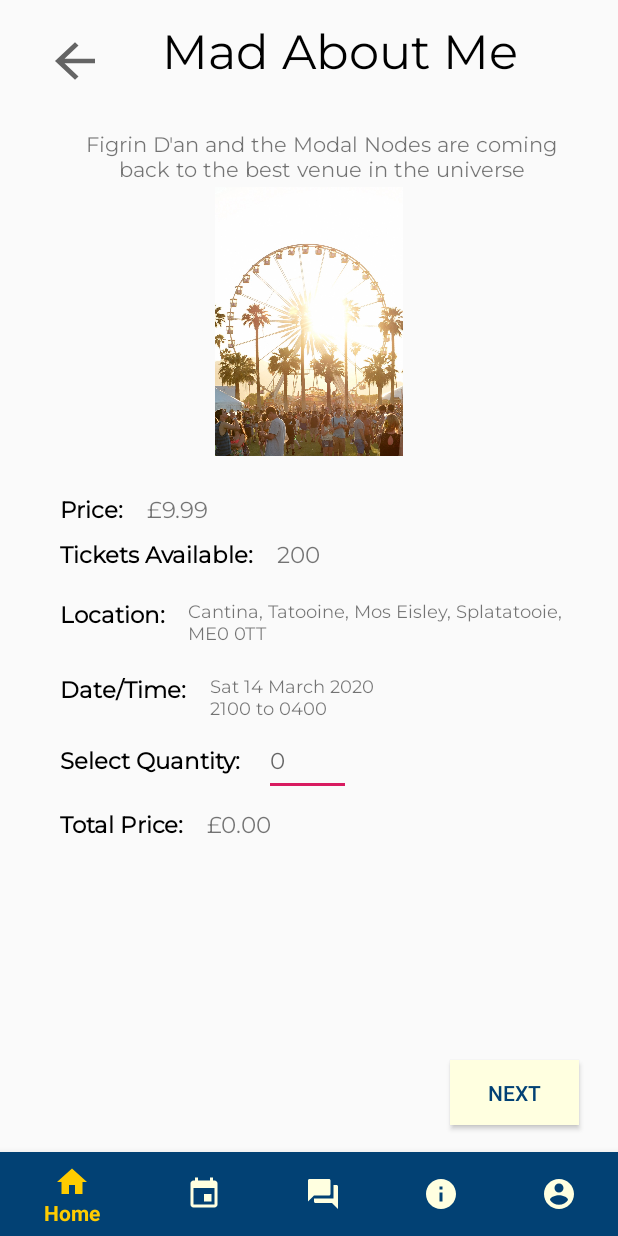
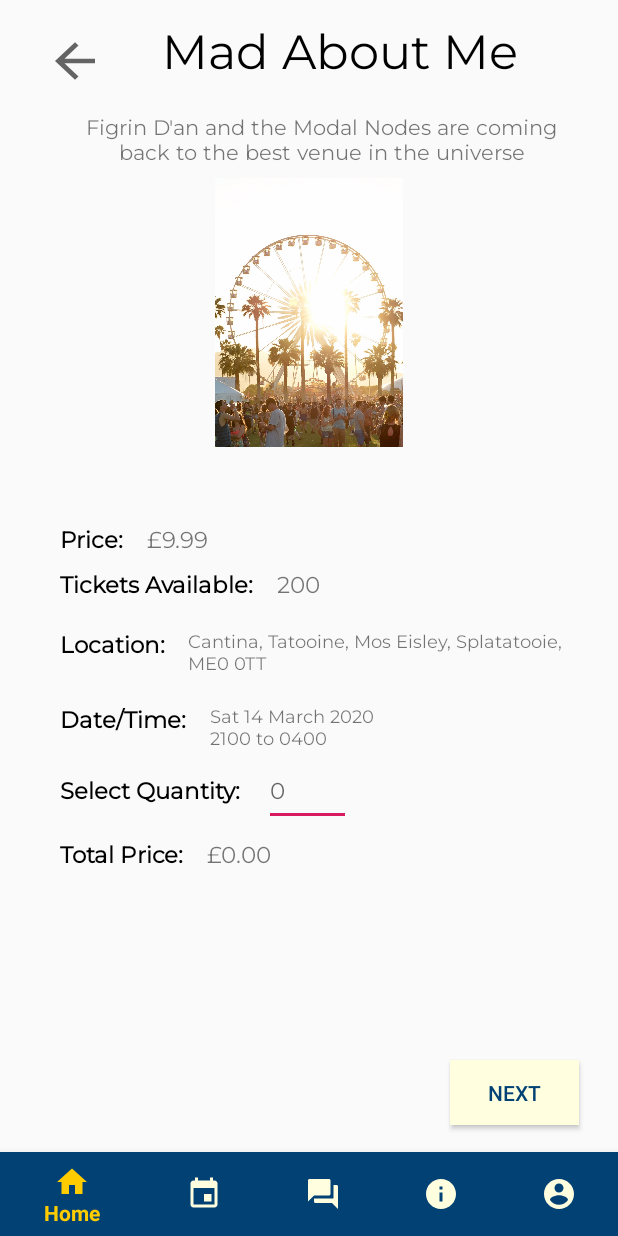
Before and after one commit to johnmaf21/Blue-cherry, an Android app: the layout activity_event.xml on its own in the app's theme, with its tools: preview values and no code run, on a phone screen of 412 x 824 dp. Run offline under Robolectric (Android 15) with nearby library versions, the phone set to English and light mode, and no system bars.

Commit message:
Couple of more edits to the design Added pictures for each event from cloud storage (firebase)

```diff
--- a/app/build.gradle
+++ b/app/build.gradle
@@ -31,5 +31,9 @@ dependencies {
     implementation 'com.google.android.material:material:1.0.0'
     implementation 'com.google.firebase:firebase-analytics:17.2.2'
     implementation 'com.google.firebase:firebase-firestore:21.4.0'
+    implementation 'com.google.firebase:firebase-storage:19.1.1'
+    implementation 'com.firebaseui:firebase-ui-storage:2.0.1'
+    implementation 'com.github.bumptech.glide:glide:3.2.1'
+
 
 }
--- a/app/src/main/java/com/example/myapplication/Home.java
+++ b/app/src/main/java/com/example/myapplication/Home.java
@@ -140,7 +140,7 @@ public class Home extends AppCompatActivity {
             @Override
             public void onClick(View v) {
                 Intent intent = new Intent(getBaseContext(), Events.class);
-                intent.putExtra("eventID","1");
+                intent.putExtra("eventID","6");
                 intent.putExtra("userID",userID);
                 startActivity(intent);
             }
@@ -185,7 +185,7 @@ public class Home extends AppCompatActivity {
             @Override
             public void onClick(View v) {
                 Intent intent = new Intent(getBaseContext(), Events.class);
-                intent.putExtra("eventID","6");
+                intent.putExtra("eventID","1");
                 intent.putExtra("userID",userID);
                 startActivity(intent);
             }
--- a/app/src/main/res/layout/activity_event.xml
+++ b/app/src/main/res/layout/activity_event.xml
@@ -11,7 +11,7 @@
         android:layout_width="match_parent"
         android:layout_height="match_parent"
         android:layout_alignParentEnd="true"
-        android:layout_marginEnd="0dp"
+        android:layout_marginEnd="-3dp"
         tools:context=".Events" />
 
     <TextView
@@ -20,7 +20,7 @@
         android:layout_height="wrap_content"
         android:layout_alignParentTop="true"
         android:layout_marginStart="15dp"
-        android:layout_marginTop="330dp"
+        android:layout_marginTop="350dp"
         android:layout_toEndOf="@+id/eventPriceTV4"
         android:fontFamily="@font/montserrat"
         android:text="£9.99"
@@ -32,7 +32,7 @@
         android:layout_height="wrap_content"
         android:layout_alignParentTop="true"
         android:layout_marginStart="15dp"
-        android:layout_marginTop="540dp"
+        android:layout_marginTop="560dp"
         android:layout_toEndOf="@+id/totalTV"
         android:fontFamily="@font/montserrat"
         android:text="£0.00"
@@ -46,7 +46,7 @@
         android:layout_alignParentTop="true"
         android:layout_marginStart="40dp"
         android:layout_marginLeft="40dp"
-        android:layout_marginTop="330dp"
+        android:layout_marginTop="350dp"
         android:fontFamily="@font/montserrat"
         android:text="Price:"
         android:textColor="@android:color/black"
@@ -59,7 +59,7 @@
         android:layout_height="wrap_content"
         android:layout_alignParentTop="true"
         android:layout_marginLeft="15dp"
-        android:layout_marginTop="400dp"
+        android:layout_marginTop="420dp"
         android:layout_toEndOf="@+id/eventLocationTV2"
         android:fontFamily="@font/montserrat"
         android:text="Cantina, Tatooine, Mos Eisley, Splatatooie, ME0 0TT"
@@ -71,7 +71,7 @@
         android:layout_height="wrap_content"
         android:layout_alignParentTop="true"
         android:layout_marginLeft="15dp"
-        android:layout_marginTop="450dp"
+        android:layout_marginTop="470dp"
         android:layout_toEndOf="@+id/eventDateTimeTV"
         android:fontFamily="@font/montserrat"
         android:text="Sat 14 March 2020\n2100 to 0400"
@@ -83,7 +83,7 @@
         android:layout_height="wrap_content"
         android:layout_alignParentTop="true"
         android:layout_marginLeft="15dp"
-        android:layout_marginTop="487dp"
+        android:layout_marginTop="507dp"
         android:layout_toEndOf="@+id/selectQuantityTV"
         android:fontFamily="@font/montserrat"
         android:hint="0"
@@ -97,7 +97,7 @@
         android:layout_alignParentTop="true"
         android:layout_marginStart="40dp"
         android:layout_marginLeft="40dp"
-        android:layout_marginTop="400dp"
+        android:layout_marginTop="420dp"
         android:fontFamily="@font/montserrat"
         android:text="Location:"
         android:textColor="@android:color/black"
@@ -112,7 +112,7 @@
         android:layout_alignParentTop="true"
         android:layout_marginStart="40dp"
         android:layout_marginLeft="40dp"
-        android:layout_marginTop="450dp"
+        android:layout_marginTop="470dp"
         android:fontFamily="@font/montserrat"
         android:text="Date/Time:"
         android:textColor="@android:color/black"
@@ -127,7 +127,7 @@
         android:layout_alignParentTop="true"
         android:layout_marginStart="40dp"
         android:layout_marginLeft="40dp"
-        android:layout_marginTop="497dp"
+        android:layout_marginTop="517dp"
         android:fontFamily="@font/montserrat"
         android:text="Select Quantity:"
         android:textColor="@android:color/black"
@@ -142,7 +142,7 @@
         android:layout_alignParentTop="true"
         android:layout_marginStart="40dp"
         android:layout_marginLeft="40dp"
-        android:layout_marginTop="540dp"
+        android:layout_marginTop="560dp"
         android:layout_marginBottom="73dp"
         android:fontFamily="@font/montserrat"
         android:text="Total Price:"
@@ -158,7 +158,7 @@
         android:layout_alignParentTop="true"
         android:layout_marginStart="40dp"
         android:layout_marginLeft="40dp"
-        android:layout_marginTop="360dp"
+        android:layout_marginTop="380dp"
         android:fontFamily="@font/montserrat"
         android:text="Tickets Available:"
         android:textColor="@android:color/black"
@@ -177,8 +177,8 @@
 
     <TextView
         android:id="@+id/festivalName"
-        android:layout_width="294dp"
-        android:layout_height="71dp"
+        android:layout_width="293dp"
+        android:layout_height="wrap_content"
         android:layout_marginLeft="80dp"
         android:layout_marginTop="14dp"
         android:fontFamily="@font/montserrat"
@@ -192,7 +192,7 @@
         android:layout_width="match_parent"
         android:layout_height="179dp"
         android:layout_below="@+id/eventDescriptionTV"
-        android:layout_marginTop="0dp"
+        android:layout_marginTop="5dp"
         android:src="@drawable/coachella" />
 
     <Button
@@ -224,7 +224,7 @@
         android:layout_alignParentEnd="true"
         android:layout_marginStart="44dp"
         android:layout_marginLeft="26dp"
-        android:layout_marginTop="2dp"
+        android:layout_marginTop="15dp"
         android:layout_marginEnd="28dp"
         android:fontFamily="@font/montserrat"
         android:text="Figrin D'an and the Modal Nodes are coming back to the best venue in the universe"
@@ -238,7 +238,7 @@
         android:layout_alignParentTop="true"
         android:layout_alignParentEnd="true"
         android:layout_marginStart="15dp"
-        android:layout_marginTop="360dp"
+        android:layout_marginTop="380dp"
         android:layout_marginEnd="194dp"
         android:layout_toEndOf="@+id/eventTicketsTV"
         android:fontFamily="@font/montserrat"
--- a/app/src/main/res/layout/activity_second.xml
+++ b/app/src/main/res/layout/activity_second.xml
@@ -4,6 +4,4 @@
     xmlns:tools="http://schemas.android.com/tools"
     android:layout_width="match_parent"
     android:layout_height="match_parent"
-    tools:context=".SecondActivity">
-
-</androidx.constraintlayout.widget.ConstraintLayout>
+    tools:context=".SecondActivity"/>
--- a/build.gradle
+++ b/build.gradle
@@ -9,7 +9,6 @@ buildscript {
     dependencies {
         classpath 'com.android.tools.build:gradle:3.5.1'
         classpath 'com.google.gms:google-services:4.3.3'
-
 
         // NOTE: Do not place your application dependencies here; they belong
         // in the individual module build.gradle files
```
Also changed, not shown: app/src/main/java/com/example/myapplication/Confirmation.java (+51 -2 lines), app/src/main/java/com/example/myapplication/Events.java (+54 -2 lines), app/src/main/res/layout/activity_confirmation.xml (+22 -25 lines).
